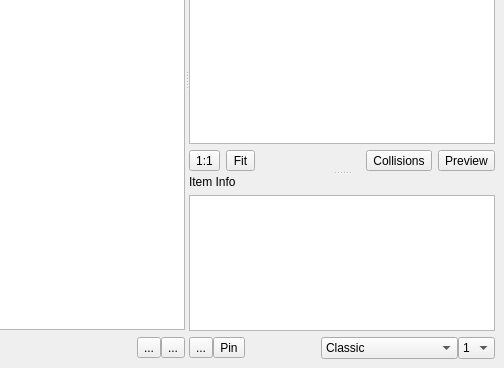
Old version of the form RWESharp/ui/uifiles/special/explorer2.ui in the repository timofey260/RWE-Sharp; both pictures show x 403 to 907 and y 238 to 606 of the 907 by 606 pixel window.
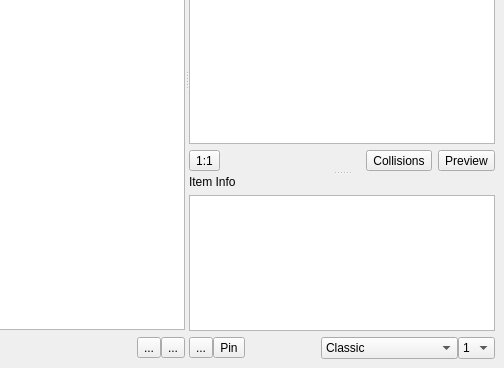
New version of the form. Icons and pictures are not drawn. Custom widgets are drawn as their Qt base class.

Commit message: All buttons in explorers work and more

```diff
--- a/RWESharp/ui/uifiles/special/explorer2.ui
+++ b/RWESharp/ui/uifiles/special/explorer2.ui
@@ -348,16 +348,6 @@
              </property>
             </widget>
            </item>
-           <item>
-            <widget class="QToolButton" name="FitInScreen">
-             <property name="text">
-              <string>Fit</string>
-             </property>
-             <property name="arrowType">
-              <enum>Qt::ArrowType::NoArrow</enum>
-             </property>
-            </widget>
-           </item>
            <item>
             <spacer name="horizontalSpacer_7">
              <property name="orientation">
```
The commit also changes 19 other files.
